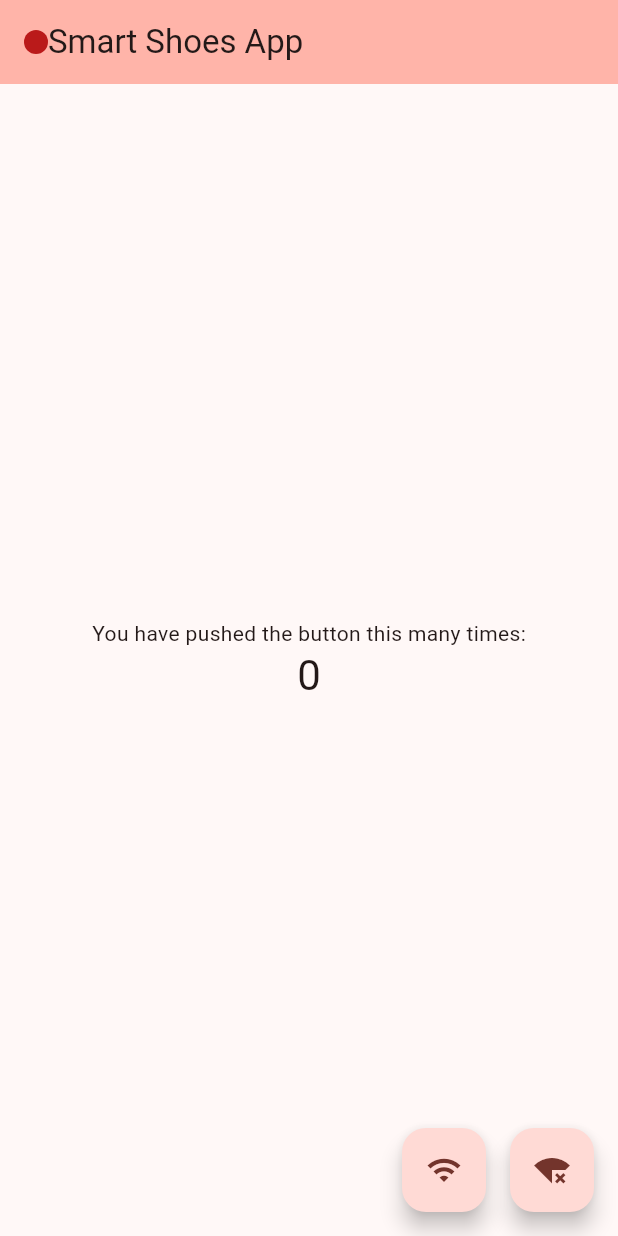
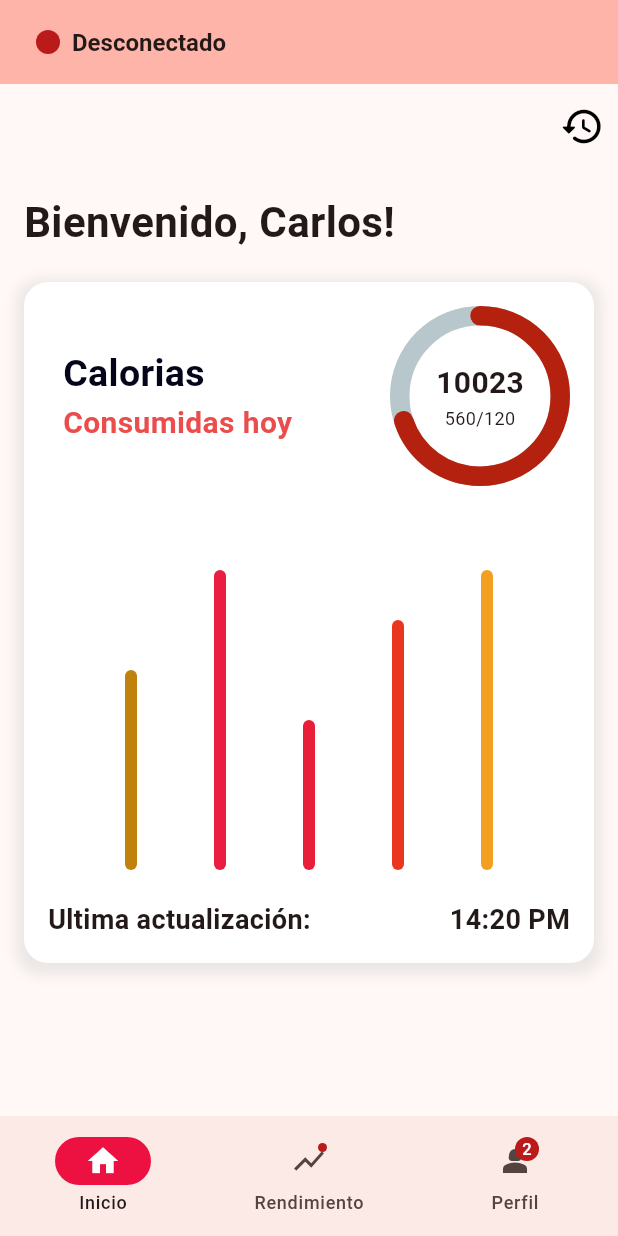
Before and after one commit to Carlos5anchez/tenis-flutter-app, a Flutter app: the screen it shows after launch, on a phone screen of 412 x 824 dp. Run offline on Flutter 3.47's test engine with Material 3 defaults, Android fonts, the phone set to English and light mode, and no system bars; drawn by our look-alikes of fl_chart, percent_indicator; our stand-ins replace local_auth, socket_io_client; missing offline and left inert: local_auth_android; network calls fail.

Commit message:
perfil y home

```diff
--- a/lib/main.dart
+++ b/lib/main.dart
@@ -1,4 +1,6 @@
 import 'package:flutter/material.dart';
+import 'package:flutter_tenis/pages/home.dart';
+import 'package:flutter_tenis/pages/profile.dart';
 import 'package:socket_io_client/socket_io_client.dart' as IO;
 
 void main() {
@@ -14,8 +16,8 @@ class MyApp extends StatelessWidget {
     return MaterialApp(
       title: 'Flutter Demo',
       theme: ThemeData(
-        colorScheme:
-            ColorScheme.fromSeed(seedColor: Color.fromARGB(255, 223, 18, 18)),
+        colorScheme: ColorScheme.fromSeed(
+            seedColor: const Color.fromARGB(255, 223, 18, 18)),
         useMaterial3: true,
       ),
       home: const MyHomePage(title: 'Smart Shoes App'),
@@ -35,18 +37,12 @@ class MyHomePage extends StatefulWidget {
 class _MyHomePageState extends State<MyHomePage> {
   late IO.Socket socket;
   late bool _isConnected = false;
-
-  int _counter = 0;
-
-  void _incrementCounter() {
-    setState(() {
-      _counter++;
-    });
-  }
+  int currentPageIndex = 0;
 
   void connectToServer() {
     try {
-      socket = IO.io('ws://189.141.178.191:40000', <String, dynamic>{
+      debugPrint('trying to connect to server...');
+      socket = IO.io('ws://192.168.1.76:40000', <String, dynamic>{
         'transports': ['websocket'],
         'autoConnect': false,
       });
@@ -94,7 +90,9 @@ class _MyHomePageState extends State<MyHomePage> {
     return Scaffold(
       appBar: AppBar(
           backgroundColor: Theme.of(context).colorScheme.inversePrimary,
-        title: Row(
+          title: Padding(
+            padding: const EdgeInsets.all(8.0),
+            child: Row(
               children: <Widget>[
                 CircleAvatar(
                   backgroundColor: _isConnected
@@ -102,40 +100,119 @@ class _MyHomePageState extends State<MyHomePage> {
                       : Theme.of(context).colorScheme.error,
                   radius: 8,
                 ),
-            Text(widget.title),
-          ],
-        ),
-      ),
-      body: Center(
-        child: Column(
-          mainAxisAlignment: MainAxisAlignment.center,
-          children: <Widget>[
-            const Text(
-              'You have pushed the button this many times:',
-            ),
+                const SizedBox(width: 8),
                 Text(
-              '$_counter',
-              style: Theme.of(context).textTheme.headlineMedium,
+                  _isConnected ? 'Conectado' : 'Desconectado',
+                  style: TextStyle(fontWeight: FontWeight.bold, fontSize: 16),
                 ),
               ],
             ),
+          )),
+
+      bottomNavigationBar: NavigationBar(
+        onDestinationSelected: (int index) {
+          setState(() {
+            currentPageIndex = index;
+          });
+        },
+        indicatorColor: Color.fromARGB(255, 236, 17, 64),
+        selectedIndex: currentPageIndex,
+        destinations: const <Widget>[
+          NavigationDestination(
+            selectedIcon: Icon(
+              Icons.home,
+              color: Colors.white,
             ),
-      floatingActionButton: Row(
-        mainAxisAlignment: MainAxisAlignment.end,
-        children: [
-          FloatingActionButton(
-            onPressed: () => connectToServer(),
-            tooltip: 'Connect to server',
-            child: const Icon(Icons.wifi),
+            icon: Icon(
+              Icons.home_outlined,
             ),
-          const SizedBox(width: 16),
-          FloatingActionButton(
-            onPressed: () => disconnectFromServer(),
-            tooltip: 'Disconnect from server',
-            child: const Icon(Icons.signal_wifi_connected_no_internet_4_sharp),
-          )
+            label: 'Inicio',
+          ),
+          NavigationDestination(
+            selectedIcon: Icon(
+              Icons.show_chart,
+              color: Colors.white,
+            ),
+            icon: Badge(child: Icon(Icons.show_chart)),
+            label: 'Rendimiento',
+          ),
+          NavigationDestination(
+            selectedIcon: Icon(
+              Icons.person_2,
+              color: Colors.white,
+            ),
+            icon: Badge(
+              label: Text('2'),
+              child: Icon(Icons.person_2),
+            ),
+            label: 'Perfil',
+          ),
         ],
-      ), // This trailing comma makes auto-formatting nicer for build methods.
+      ),
+
+      body: <Widget>[
+        /// Home page
+
+        ExercisePage(),
+
+        /// Messages page
+        ListView.builder(
+          reverse: true,
+          itemCount: 2,
+          itemBuilder: (BuildContext context, int index) {
+            if (index == 0) {
+              return Align(
+                alignment: Alignment.centerRight,
+                child: Container(
+                  margin: const EdgeInsets.all(8.0),
+                  padding: const EdgeInsets.all(8.0),
+                  decoration: BoxDecoration(
+                    color: Colors.red,
+                    borderRadius: BorderRadius.circular(8.0),
+                  ),
+                  child: Text('Hello',
+                      style: Theme.of(context).textTheme.bodyLarge!.copyWith(
+                            color: Theme.of(context).colorScheme.onPrimary,
+                          )),
+                ),
+              );
+            }
+            return Align(
+              alignment: Alignment.centerLeft,
+              child: Container(
+                margin: const EdgeInsets.all(8.0),
+                padding: const EdgeInsets.all(8.0),
+                decoration: BoxDecoration(
+                  color: Theme.of(context).colorScheme.primary,
+                  borderRadius: BorderRadius.circular(8.0),
+                ),
+                child: Text('Hi!',
+                    style: Theme.of(context).textTheme.bodyLarge!.copyWith(
+                          color: Theme.of(context).colorScheme.onPrimary,
+                        )),
+              ),
+            );
+          },
+        ),
+
+        UserProfilePage(),
+      ][currentPageIndex],
+      // floatingActionButton: Row(
+      //   mainAxisAlignment: MainAxisAlignment.end,
+      //   children: [
+      //     FloatingActionButton(
+      //       onPressed: () => connectToServer(),
+      //       tooltip: 'Connect to server',
+      //       child: const Icon(Icons.wifi),
+      //     ),
+      //     const SizedBox(width: 16),
+      //     FloatingActionButton(
+      //       onPressed: () => disconnectFromServer(),
+      //       tooltip: 'Disconnect from server',
+      //       child: const Icon(Icons.signal_wifi_connected_no_internet_4_sharp),
+      //     )
+      //   ],
+      // ), // This trailing comma makes auto-formatting nicer for build methods.
     );
   }
 }
--- /dev/null
+++ b/lib/pages/home.dart
@@ -0,0 +1,196 @@
+import 'package:flutter/material.dart';
+import 'package:fl_chart/fl_chart.dart';
+import 'package:percent_indicator/circular_percent_indicator.dart';
+
+class ExercisePage extends StatelessWidget {
+  const ExercisePage({Key? key}) : super(key: key);
+
+  @override
+  Widget build(BuildContext context) {
+    return Scaffold(
+      appBar: AppBar(
+        backgroundColor: Colors.transparent,
+        elevation: 0,
+        actions: [
+          IconButton(
+            icon: const Icon(
+              Icons.history_rounded,
+              color: Colors.black,
+              size: 30,
+            ),
+            onPressed: () {},
+          ),
+        ],
+      ),
+      body: Padding(
+        padding: const EdgeInsets.all(16.0),
+        child: Column(
+          crossAxisAlignment: CrossAxisAlignment.start,
+          children: [
+            const Text(
+              'Bienvenido, Carlos!',
+              style: TextStyle(fontSize: 28, fontWeight: FontWeight.bold),
+            ),
+            const SizedBox(height: 20),
+            Container(
+              padding: const EdgeInsets.all(16.0),
+              decoration: BoxDecoration(
+                color: Colors.white,
+                borderRadius: BorderRadius.circular(16.0),
+                boxShadow: [
+                  BoxShadow(
+                    color: Colors.grey.withOpacity(0.2),
+                    spreadRadius: 5,
+                    blurRadius: 7,
+                    offset: const Offset(0, 3),
+                  ),
+                ],
+              ),
+              child: Column(
+                children: [
+                  Row(
+                    children: [
+                      Expanded(
+                        child: Padding(
+                          padding: const EdgeInsets.only(left: 10.0),
+                          child: Column(
+                            crossAxisAlignment: CrossAxisAlignment.start,
+                            children: const [
+                              Text(
+                                'Calorias',
+                                style: TextStyle(
+                                    color: Color.fromARGB(255, 4, 5, 26),
+                                    fontSize: 25,
+                                    fontWeight: FontWeight.bold),
+                              ),
+                              Text(
+                                'Consumidas hoy',
+                                style: TextStyle(
+                                    color: Color.fromARGB(255, 235, 76, 76),
+                                    fontSize: 20,
+                                    fontWeight: FontWeight.bold),
+                              ),
+                            ],
+                          ),
+                        ),
+                      ),
+                      CircularPercentIndicator(
+                        radius: 60.0,
+                        lineWidth: 13.0,
+                        animation: true,
+                        percent: 0.7,
+                        center: Column(
+                          mainAxisAlignment: MainAxisAlignment.center,
+                          children: const [
+                            Text(
+                              "10023",
+                              style: TextStyle(
+                                  fontWeight: FontWeight.bold, fontSize: 20.0),
+                            ),
+                            Text(
+                              "560/120",
+                              style: TextStyle(fontSize: 12.0),
+                            ),
+                          ],
+                        ),
+                        circularStrokeCap: CircularStrokeCap.round,
+                        progressColor: Color.fromARGB(255, 180, 34, 15),
+                      ),
+                    ],
+                  ),
+                  const SizedBox(height: 20),
+                  Column(
+                    crossAxisAlignment: CrossAxisAlignment.start,
+                    children: [
+                      const Text(
+                        '',
+                        style: TextStyle(
+                            fontSize: 18, fontWeight: FontWeight.bold),
+                      ),
+                      const SizedBox(height: 10),
+                      SizedBox(
+                        height: 200,
+                        child: BarChart(
+                          BarChartData(
+                            borderData: FlBorderData(show: false),
+                            titlesData: FlTitlesData(
+                              show: false,
+                            ),
+                            gridData: FlGridData(show: false),
+                            barGroups: [
+                              BarChartGroupData(x: 1, barRods: [
+                                BarChartRodData(
+                                    y: 200,
+                                    colors: [Color.fromARGB(255, 192, 129, 13)])
+                              ]),
+                              BarChartGroupData(x: 3, barRods: [
+                                BarChartRodData(
+                                    y: 300,
+                                    colors: [Color.fromARGB(255, 233, 30, 64)])
+                              ]),
+                              BarChartGroupData(x: 5, barRods: [
+                                BarChartRodData(
+                                    y: 150,
+                                    colors: [Color.fromARGB(255, 233, 30, 57)])
+                              ]),
+                              BarChartGroupData(x: 7, barRods: [
+                                BarChartRodData(y: 250, colors: [
+                                  const Color.fromARGB(255, 233, 54, 30)
+                                ])
+                              ]),
+                              BarChartGroupData(x: 9, barRods: [
+                                BarChartRodData(y: 300, colors: [
+                                  const Color.fromARGB(255, 243, 159, 33)
+                                ])
+                              ]),
+                            ],
+                          ),
+                        ),
+                      ),
+                    ],
+                  ),
+                  const SizedBox(height: 20),
+                  const Row(
+                    mainAxisAlignment: MainAxisAlignment.spaceBetween,
+                    children: [
+                      Text(
+                        'Ultima actualización:',
+                        style: TextStyle(
+                            fontSize: 18, fontWeight: FontWeight.bold),
+                      ),
+                      Text(
+                        '14:20 PM',
+                        style: TextStyle(
+                            fontSize: 18, fontWeight: FontWeight.bold),
+                      ),
+                    ],
+                  ),
+                ],
+              ),
+            ),
+          ],
+        ),
+      ),
+    );
+  }
+}
+
+void main() {
+  runApp(const MyApp());
+}
+
+class MyApp extends StatelessWidget {
+  const MyApp({super.key});
+
+  @override
+  Widget build(BuildContext context) {
+    return MaterialApp(
+      title: 'Flutter Demo',
+      theme: ThemeData(
+        colorScheme: ColorScheme.fromSeed(seedColor: Colors.red),
+        useMaterial3: true,
+      ),
+      home: const ExercisePage(),
+    );
+  }
+}
```
Also changed, not shown: lib/pages/profile.dart (added, +152 -0 lines), pubspec.yaml (+5 -3 lines), assets/apartment.jpg (added), assets/profile.jpg (added), 1 other file. Lines whose indentation alone changed are shown as unchanged.
